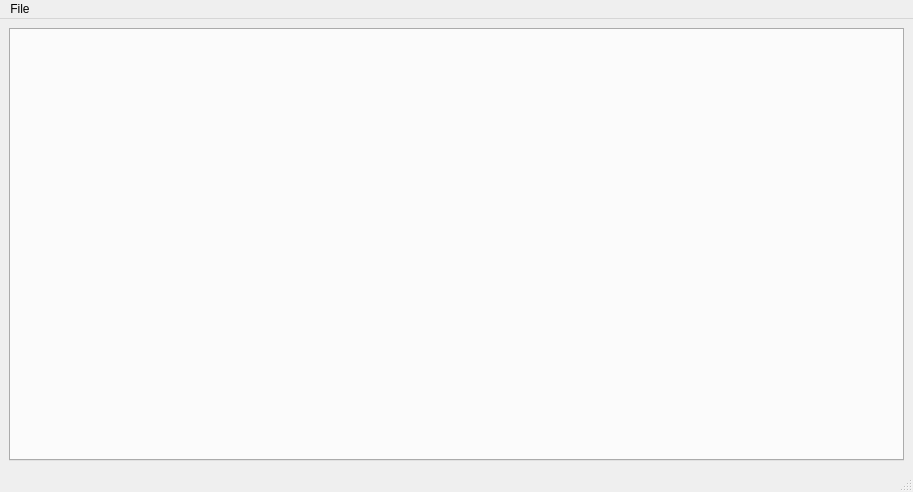
One2INF/AioTool, file mainwindow.ui: the form before one commit.
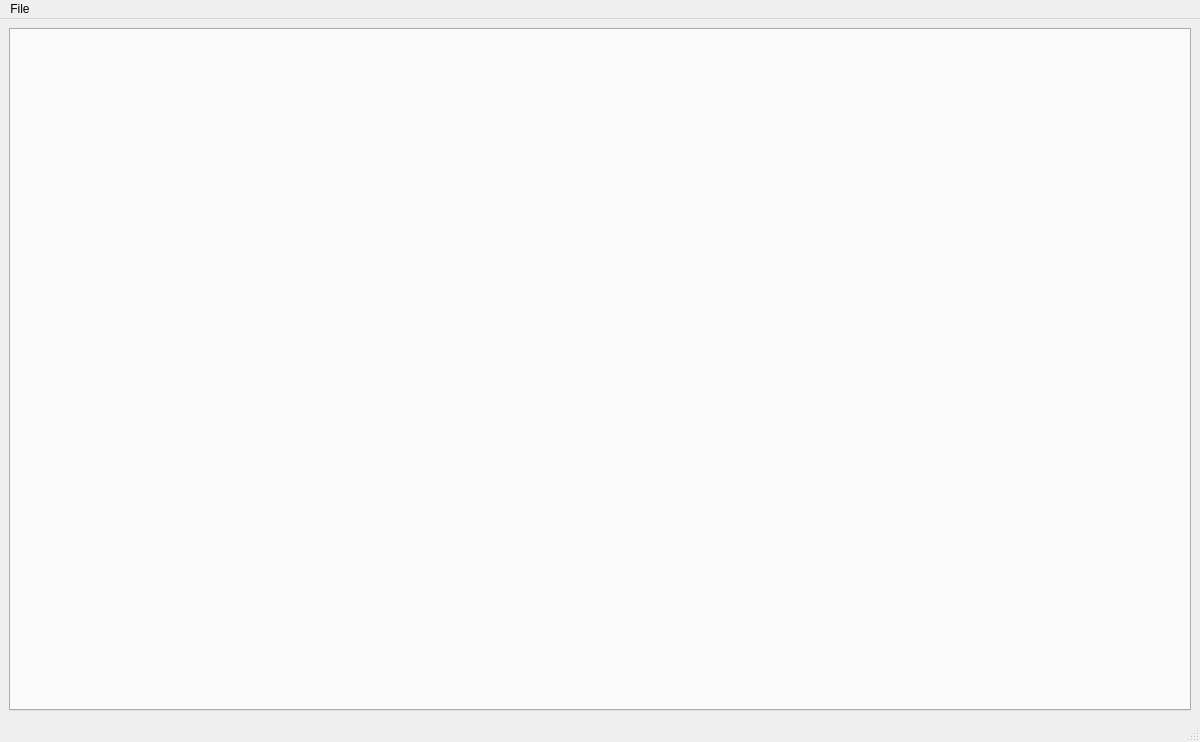
The form after the commit. Icons and pictures are not drawn.

```diff
--- a/mainwindow.ui
+++ b/mainwindow.ui
@@ -6,10 +6,16 @@
    <rect>
     <x>0</x>
     <y>0</y>
-    <width>913</width>
-    <height>492</height>
+    <width>1200</width>
+    <height>742</height>
    </rect>
   </property>
+  <property name="minimumSize">
+   <size>
+    <width>0</width>
+    <height>0</height>
+   </size>
+  </property>
   <property name="windowTitle">
    <string>MainWindow</string>
   </property>
@@ -35,7 +41,7 @@
     <rect>
      <x>0</x>
      <y>0</y>
-     <width>913</width>
+     <width>1200</width>
      <height>17</height>
     </rect>
    </property>
```
